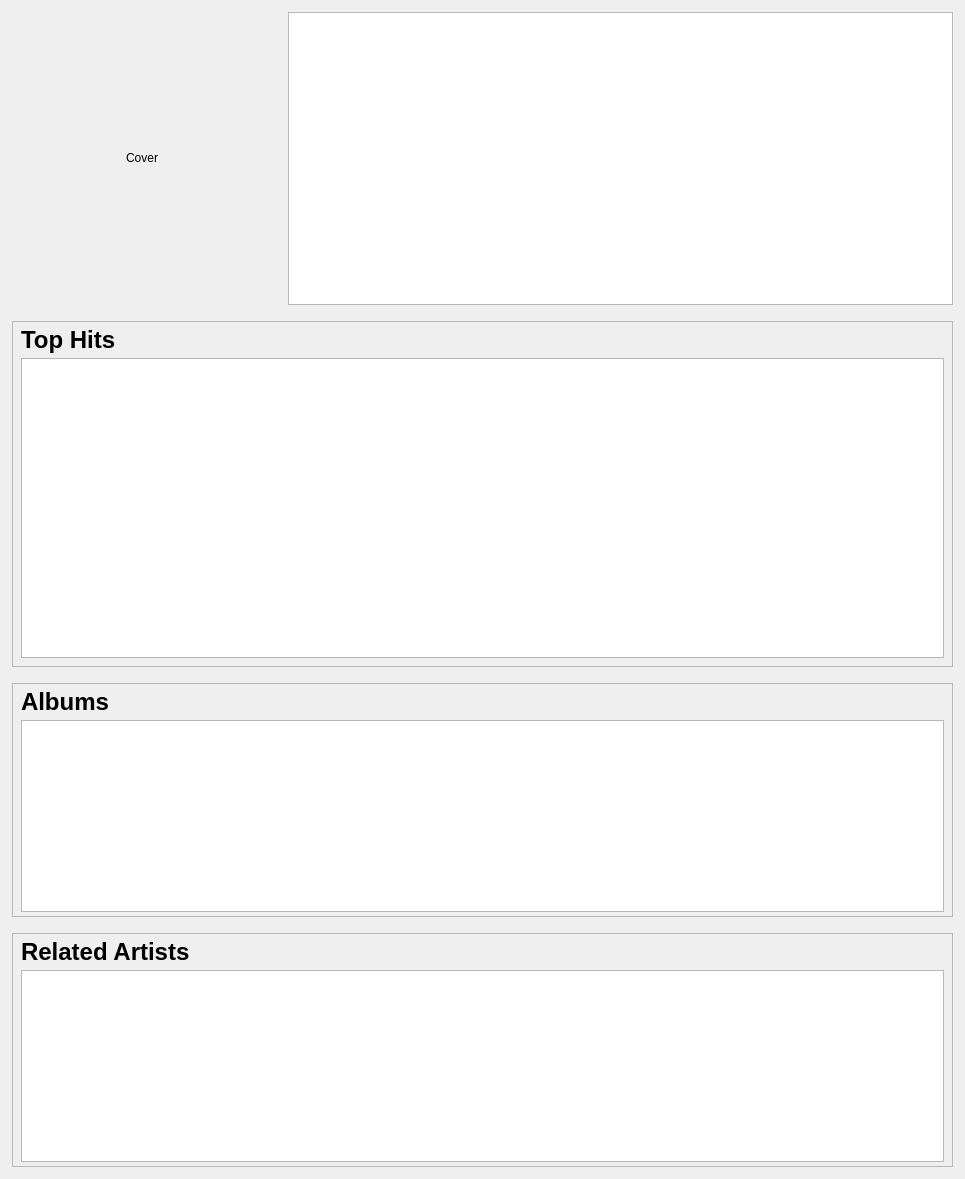
The window that src/libtomahawk/widgets/infowidgets/ArtistInfoWidget.ui (tomahawk-player/tomahawk) describes before a commit, drawn with Qt 5.
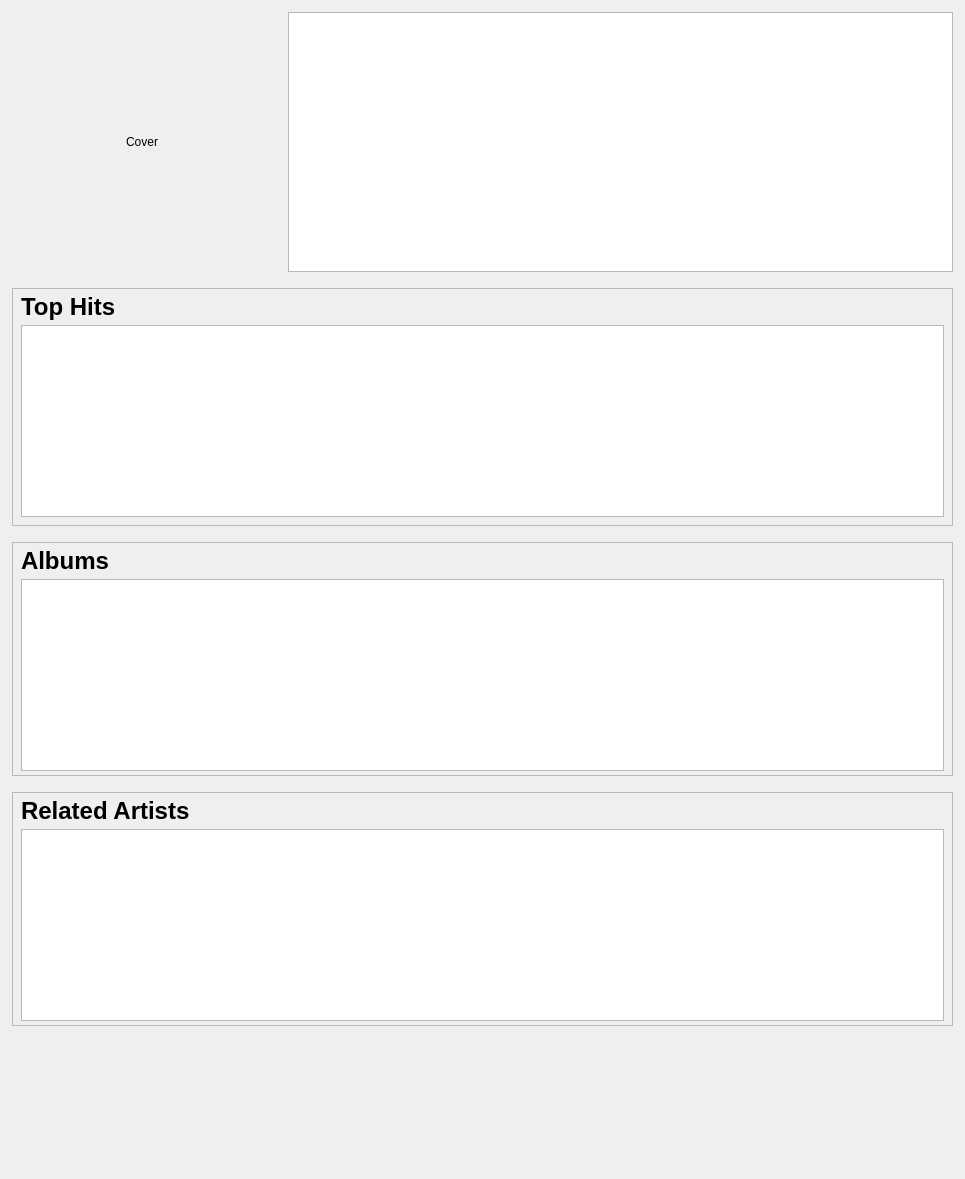
The same window after the commit. Custom widgets are drawn as their Qt base class.

Commit message: * Fixed Artist & Album page layout when the items don't fill up the entire view.

Patch:
```diff
--- a/src/libtomahawk/widgets/infowidgets/ArtistInfoWidget.ui
+++ b/src/libtomahawk/widgets/infowidgets/ArtistInfoWidget.ui
@@ -13,7 +13,7 @@
   <property name="windowTitle">
    <string notr="true" extracomment="not translatable because not shown to the user">Form</string>
   </property>
-  <layout class="QVBoxLayout" name="verticalLayout">
+  <layout class="QVBoxLayout" name="verticalLayout" stretch="0,0,0,0,1">
    <property name="spacing">
     <number>16</number>
    </property>
@@ -73,12 +73,6 @@
    </item>
    <item>
     <widget class="QFrame" name="trackFrame">
-     <property name="minimumSize">
-      <size>
-       <width>0</width>
-       <height>0</height>
-      </size>
-     </property>
      <property name="frameShape">
       <enum>QFrame::StyledPanel</enum>
      </property>
@@ -126,12 +120,6 @@
           <verstretch>0</verstretch>
          </sizepolicy>
         </property>
-        <property name="minimumSize">
-         <size>
-          <width>0</width>
-          <height>300</height>
-         </size>
-        </property>
         <property name="headerHidden">
          <bool>true</bool>
         </property>
@@ -142,12 +130,6 @@
    </item>
    <item>
     <widget class="QFrame" name="albumFrame">
-     <property name="minimumSize">
-      <size>
-       <width>0</width>
-       <height>0</height>
-      </size>
-     </property>
      <property name="frameShape">
       <enum>QFrame::StyledPanel</enum>
      </property>
@@ -209,12 +191,6 @@
    </item>
    <item>
     <widget class="QFrame" name="artistFrame">
-     <property name="minimumSize">
-      <size>
-       <width>0</width>
-       <height>0</height>
-      </size>
-     </property>
      <property name="frameShape">
       <enum>QFrame::StyledPanel</enum>
      </property>
@@ -274,6 +250,19 @@
      </layout>
     </widget>
    </item>
+   <item>
+    <spacer name="verticalSpacer">
+     <property name="orientation">
+      <enum>Qt::Vertical</enum>
+     </property>
+     <property name="sizeHint" stdset="0">
+      <size>
+       <width>20</width>
+       <height>0</height>
+      </size>
+     </property>
+    </spacer>
+   </item>
   </layout>
  </widget>
  <customwidgets>
@@ -282,16 +271,16 @@
    <extends>QListView</extends>
    <header location="global">playlist/GridView.h</header>
   </customwidget>
-  <customwidget>
-   <class>PlaylistView</class>
-   <extends>QTreeView</extends>
-   <header>playlist/PlaylistView.h</header>
-  </customwidget>
   <customwidget>
    <class>PlayableCover</class>
    <extends>QLabel</extends>
    <header>widgets/PlayableCover.h</header>
   </customwidget>
+  <customwidget>
+   <class>PlaylistView</class>
+   <extends>QTreeView</extends>
+   <header>playlist/PlaylistView.h</header>
+  </customwidget>
  </customwidgets>
  <resources/>
  <connections/>
```
The commit also changes 1 other file.
